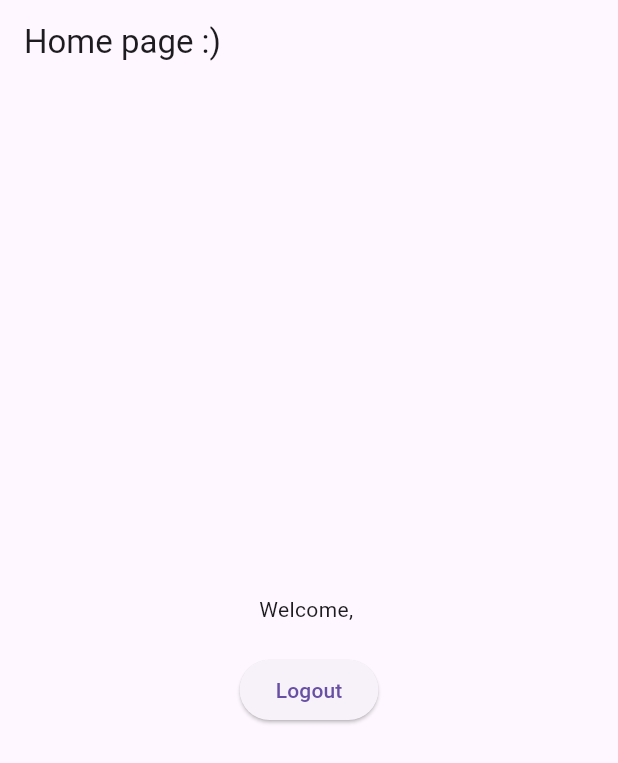
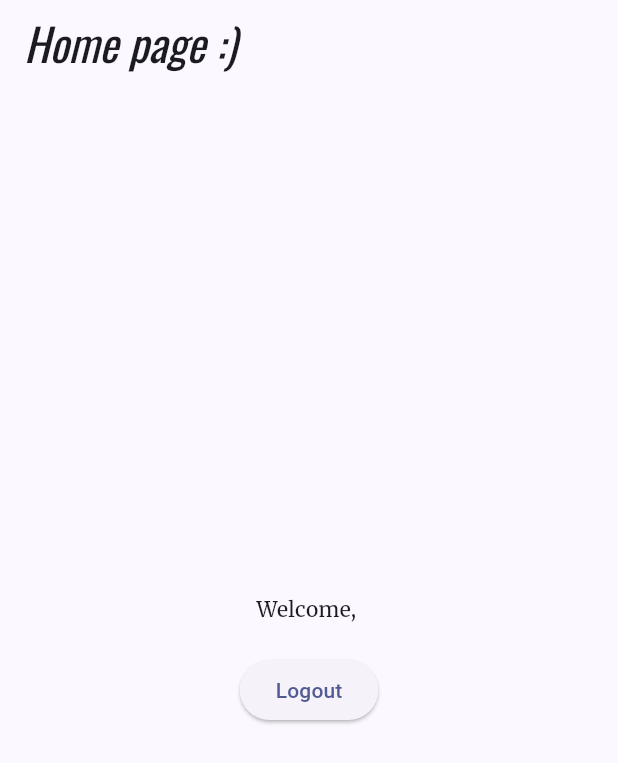
Before and after one commit to ProximaEPFL/proxima, a Flutter app: the screen it shows once a user with an empty profile is signed in, on a phone screen of 412 x 824 dp. Shown: the top 763 px of the screen. Run offline on Flutter 3.47's test engine with Material 3 defaults, Android fonts, the phone set to English and light mode, and no system bars; our stand-ins replace cloud_firestore, firebase_auth, firebase_core, google_fonts, google_sign_in, hooks_riverpod; accounts and stored records are empty.

Commit message:
feat(ui-theme) : add skeleton of theme and google fonts dependencies

```diff
--- a/lib/main.dart
+++ b/lib/main.dart
@@ -1,14 +1,19 @@
 import "package:firebase_core/firebase_core.dart";
 import "package:flutter/material.dart";
+import "package:flutter/services.dart";
 import "package:hooks_riverpod/hooks_riverpod.dart";
 import "package:proxima/utils/firebase/firebase_options.dart";
 import "package:proxima/views/navigation/routes.dart";
+import 'package:google_fonts/google_fonts.dart';
 
 void main() async {
   WidgetsFlutterBinding.ensureInitialized();
   await Firebase.initializeApp(
     options: DefaultFirebaseOptions.currentPlatform,
   );
+  SystemChrome.setPreferredOrientations([
+    DeviceOrientation.portraitUp,
+  ]);
 
   runApp(
     const ProviderScope(
@@ -26,6 +31,33 @@ class ProximaApp extends StatelessWidget {
       title: "Proxima",
       onGenerateRoute: generateRoute,
       initialRoute: Routes.login.name,
+      theme: ThemeData(
+        useMaterial3: true,
+
+        // Define the default brightness and colors.
+        colorScheme: ColorScheme.fromSeed(
+          seedColor: Colors.indigo,
+          background: Colors.indigo.shade100,
+          brightness: Brightness.light,
+        ),
+
+        // Define the default `TextTheme`. Use this to specify the default
+        // text styling for headlines, titles, bodies of text, and more.
+        textTheme: TextTheme(
+          displayLarge: const TextStyle(
+            fontSize: 72,
+            fontWeight: FontWeight.bold,
+          ),
+          titleLarge: GoogleFonts.oswald(
+            // home page
+            fontSize: 30,
+            fontStyle: FontStyle.italic,
+          ),
+          bodyMedium: GoogleFonts.merriweather(),
+          displaySmall: GoogleFonts.pacifico(),
+          bodySmall: GoogleFonts.roboto(),
+        ),
+      ),
     );
   }
 }
--- a/pubspec.yaml
+++ b/pubspec.yaml
@@ -22,6 +22,7 @@ dependencies:
   google_sign_in_mocks: ^0.3.0
   cloud_firestore: ^4.15.9
   fake_cloud_firestore: ^2.4.8
+  google_fonts: ^6.2.1
 
 dev_dependencies:
   flutter_test:
```
